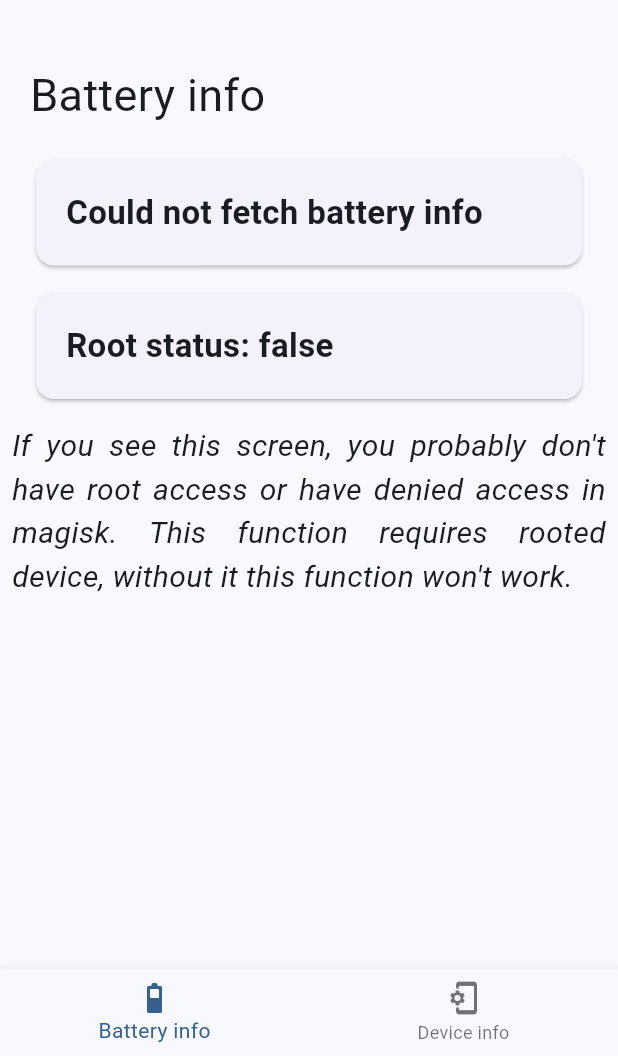
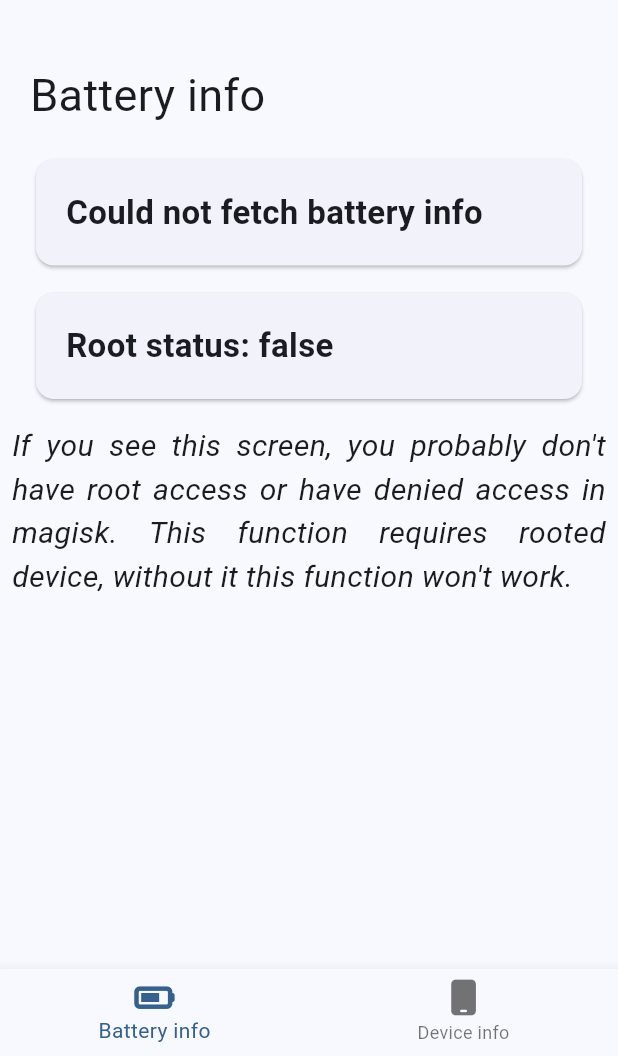
Before and after one commit to Maciek-Hetman/battery_health, a Flutter app: the screen it shows after launch, on a phone screen of 412 x 824 dp, the part 180-1236 px from its top. Run offline on Flutter 3.47's test engine with Material 2 defaults, Android fonts, the phone set to English and light mode, and no system bars; drawn by our look-alikes of dynamic_color; our stand-ins replace battery_plus, device_info_plus, font_awesome_flutter, loading_indicator; missing offline and left inert: root, system_info2.

Commit message:
better icons

```diff
--- a/lib/main.dart
+++ b/lib/main.dart
@@ -5,6 +5,7 @@ import 'package:flutter/material.dart';
 import 'package:root/root.dart';
 import 'package:device_info_plus/device_info_plus.dart';
 import 'package:battery_plus/battery_plus.dart';
+import 'package:font_awesome_flutter/font_awesome_flutter.dart';
 
 import 'dart:async';
 
@@ -70,7 +71,8 @@ class _MyAppState extends State<MyApp> {
 
       final batteryLevel = await battery.batteryLevel;
       final batteryState = await battery.batteryState;
-      var batteryStateString = "Unknown";
+
+      String batteryStateString;
 
       switch (batteryState) {
         case BatteryState.charging:
@@ -197,10 +199,10 @@ class _MyAppState extends State<MyApp> {
               bottomNavigationBar: BottomNavigationBar(
                 items: const <BottomNavigationBarItem>[
                   BottomNavigationBarItem(
-                      icon: Icon(Icons.battery_4_bar_rounded),
+                      icon: FaIcon(FontAwesomeIcons.batteryThreeQuarters),
                       label: 'Battery info'),
                   BottomNavigationBarItem(
-                      icon: Icon(Icons.phonelink_setup_rounded),
+                      icon: FaIcon(FontAwesomeIcons.mobile),
                       label: 'Device info'),
                 ],
                 currentIndex: _index,
--- a/pubspec.yaml
+++ b/pubspec.yaml
@@ -38,6 +38,7 @@ dependencies:
 
   # The following adds the Cupertino Icons font to your application.
   # Use with the CupertinoIcons class for iOS style icons.
+  font_awesome_flutter: ^10.5.0
   loading_indicator: ^3.1.0
   root: ^2.0.2
   system_info2: ^4.0.0
```
Also changed, not shown: pubspec.lock.
